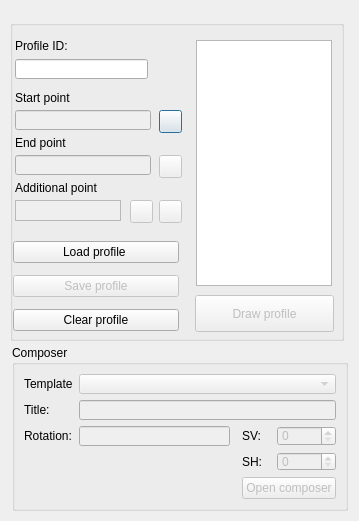
Before: the Qt Designer form ui/draw_profile.ui in Giswater/giswater_qgis_plugin, drawn with Qt 5.
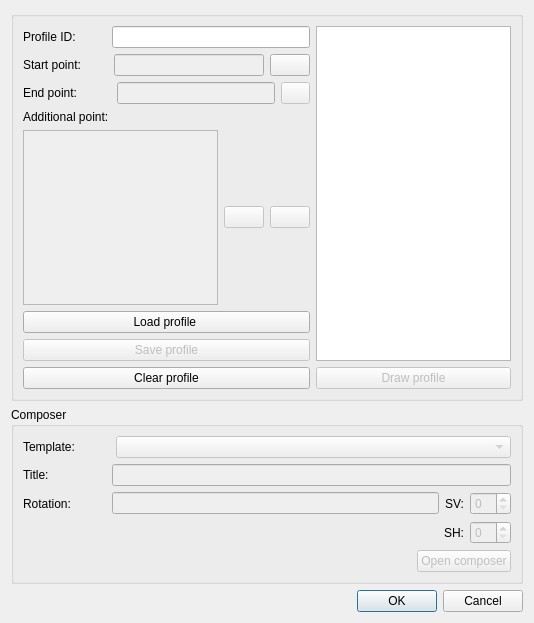
After: the same form once the commit is applied. Icons and pictures are not drawn.

```diff
--- a/ui/draw_profile.ui
+++ b/ui/draw_profile.ui
@@ -6,8 +6,8 @@
    <rect>
     <x>0</x>
     <y>0</y>
-    <width>359</width>
-    <height>521</height>
+    <width>534</width>
+    <height>623</height>
    </rect>
   </property>
   <property name="windowTitle">
@@ -16,65 +16,116 @@
   <property name="modal">
    <bool>false</bool>
   </property>
+  <layout class="QGridLayout" name="gridLayout_2">
+   <item row="2" column="0">
+    <layout class="QHBoxLayout" name="horizontalLayout_11">
+     <item>
+      <spacer name="horizontalSpacer_17">
+       <property name="orientation">
+        <enum>Qt::Horizontal</enum>
+       </property>
+       <property name="sizeHint" stdset="0">
+        <size>
+         <width>40</width>
+         <height>20</height>
+        </size>
+       </property>
+      </spacer>
+     </item>
+     <item>
+      <widget class="QPushButton" name="btn_accept">
+       <property name="text">
+        <string>OK</string>
+       </property>
+      </widget>
+     </item>
+     <item>
+      <widget class="QPushButton" name="btn_cancel">
+       <property name="text">
+        <string>Cancel</string>
+       </property>
+      </widget>
+     </item>
+    </layout>
+   </item>
+   <item row="0" column="0">
   <widget class="QGroupBox" name="groupBox">
-   <property name="geometry">
-    <rect>
-     <x>10</x>
-     <y>20</y>
-     <width>334</width>
-     <height>321</height>
-    </rect>
-   </property>
    <property name="title">
     <string/>
    </property>
+     <layout class="QGridLayout" name="gridLayout_3">
+      <item row="0" column="1">
+       <layout class="QVBoxLayout" name="verticalLayout_6">
+        <item>
+         <layout class="QVBoxLayout" name="verticalLayout">
+          <item>
+           <layout class="QVBoxLayout" name="verticalLayout_3">
+            <item>
+             <layout class="QHBoxLayout" name="horizontalLayout_6">
+              <item>
+               <widget class="QLabel" name="label_3">
+                <property name="text">
+                 <string>Profile ID:</string>
+                </property>
+               </widget>
+              </item>
+              <item>
+               <spacer name="horizontalSpacer">
+                <property name="orientation">
+                 <enum>Qt::Horizontal</enum>
+                </property>
+                <property name="sizeType">
+                 <enum>QSizePolicy::Fixed</enum>
+                </property>
+                <property name="sizeHint" stdset="0">
+                 <size>
+                  <width>30</width>
+                  <height>20</height>
+                 </size>
+                </property>
+               </spacer>
+              </item>
+              <item>
+               <widget class="QLineEdit" name="profile_id"/>
+              </item>
+             </layout>
+            </item>
+            <item>
+             <layout class="QHBoxLayout" name="horizontalLayout_7">
+              <item>
    <widget class="QLabel" name="label">
-    <property name="geometry">
-     <rect>
-      <x>5</x>
-      <y>70</y>
-      <width>111</width>
-      <height>16</height>
-     </rect>
-    </property>
     <property name="text">
-     <string>Start point</string>
-    </property>
-   </widget>
-   <widget class="QLabel" name="label_2">
-    <property name="geometry">
-     <rect>
-      <x>5</x>
-      <y>115</y>
-      <width>91</width>
-      <height>16</height>
-     </rect>
-    </property>
-    <property name="text">
-     <string>End point</string>
-    </property>
-   </widget>
-   <widget class="QLineEdit" name="end_point">
+                 <string>Start point:</string>
+                </property>
+               </widget>
+              </item>
+              <item>
+               <spacer name="horizontalSpacer_2">
+                <property name="orientation">
+                 <enum>Qt::Horizontal</enum>
+                </property>
+                <property name="sizeType">
+                 <enum>QSizePolicy::Fixed</enum>
+                </property>
+                <property name="sizeHint" stdset="0">
+                 <size>
+                  <width>27</width>
+                  <height>20</height>
+                 </size>
+                </property>
+               </spacer>
+              </item>
+              <item>
+               <widget class="QLineEdit" name="start_point">
     <property name="enabled">
      <bool>false</bool>
     </property>
-    <property name="geometry">
-     <rect>
-      <x>5</x>
-      <y>135</y>
-      <width>136</width>
-      <height>20</height>
-     </rect>
-    </property>
-   </widget>
+               </widget>
+              </item>
+              <item>
    <widget class="QPushButton" name="btn_add_start_point">
-    <property name="geometry">
-     <rect>
-      <x>149</x>
-      <y>90</y>
-      <width>23</width>
-      <height>23</height>
-     </rect>
+                <property name="enabled">
+                 <bool>true</bool>
     </property>
     <property name="text">
      <string/>
@@ -90,17 +141,51 @@
      </size>
     </property>
    </widget>
+              </item>
+             </layout>
+            </item>
+            <item>
+             <layout class="QHBoxLayout" name="horizontalLayout_9">
+              <item>
+               <widget class="QLabel" name="label_2">
+                <property name="text">
+                 <string>End point:</string>
+                </property>
+               </widget>
+              </item>
+              <item>
+               <spacer name="horizontalSpacer_3">
+                <property name="orientation">
+                 <enum>Qt::Horizontal</enum>
+                </property>
+                <property name="sizeType">
+                 <enum>QSizePolicy::Fixed</enum>
+                </property>
+                <property name="sizeHint" stdset="0">
+                 <size>
+                  <width>34</width>
+                  <height>20</height>
+                 </size>
+                </property>
+               </spacer>
+              </item>
+              <item>
+               <widget class="QLineEdit" name="end_point">
+                <property name="enabled">
+                 <bool>false</bool>
+                </property>
+               </widget>
+              </item>
+              <item>
    <widget class="QPushButton" name="btn_add_end_point">
     <property name="enabled">
      <bool>false</bool>
     </property>
-    <property name="geometry">
-     <rect>
-      <x>149</x>
-      <y>135</y>
-      <width>23</width>
-      <height>23</height>
-     </rect>
+                <property name="maximumSize">
+                 <size>
+                  <width>29</width>
+                  <height>28</height>
+                 </size>
     </property>
     <property name="text">
      <string/>
@@ -110,67 +195,44 @@
       <normaloff>../icons/111.png</normaloff>../icons/111.png</iconset>
     </property>
    </widget>
-   <widget class="QLineEdit" name="start_point">
-    <property name="enabled">
-     <bool>false</bool>
-    </property>
-    <property name="geometry">
-     <rect>
-      <x>5</x>
-      <y>90</y>
-      <width>136</width>
-      <height>20</height>
-     </rect>
-    </property>
-   </widget>
-   <widget class="QLabel" name="label_3">
-    <property name="geometry">
-     <rect>
-      <x>5</x>
-      <y>18</y>
-      <width>121</width>
-      <height>16</height>
-     </rect>
-    </property>
+              </item>
+             </layout>
+            </item>
+            <item>
+             <widget class="QLabel" name="label_6">
     <property name="text">
-     <string>Profile ID:</string>
-    </property>
-   </widget>
-   <widget class="QLineEdit" name="profile_id">
-    <property name="geometry">
-     <rect>
-      <x>5</x>
-      <y>39</y>
-      <width>133</width>
-      <height>20</height>
-     </rect>
-    </property>
-   </widget>
+               <string>Additional point:</string>
+              </property>
+             </widget>
+            </item>
+            <item>
+             <layout class="QHBoxLayout" name="horizontalLayout_8">
+              <item>
    <widget class="QListWidget" name="list_additional_points">
     <property name="enabled">
      <bool>false</bool>
     </property>
-    <property name="geometry">
-     <rect>
-      <x>5</x>
-      <y>180</y>
-      <width>106</width>
-      <height>21</height>
-     </rect>
-    </property>
-   </widget>
+               </widget>
+              </item>
+              <item>
+               <widget class="QPushButton" name="btn_add_additional_point">
+                <property name="enabled">
+                 <bool>false</bool>
+                </property>
+                <property name="text">
+                 <string/>
+                </property>
+                <property name="icon">
+                 <iconset>
+                  <normaloff>../icons/111.png</normaloff>../icons/111.png</iconset>
+                </property>
+               </widget>
+              </item>
+              <item>
    <widget class="QPushButton" name="btn_delete_additional_point">
     <property name="enabled">
      <bool>false</bool>
     </property>
-    <property name="geometry">
-     <rect>
-      <x>149</x>
-      <y>180</y>
-      <width>23</width>
-      <height>23</height>
-     </rect>
-    </property>
     <property name="text">
      <string/>
     </property>
@@ -179,42 +241,14 @@
       <normaloff>../icons/112.png</normaloff>../icons/112.png</iconset>
     </property>
    </widget>
-   <widget class="QPushButton" name="btn_draw">
-    <property name="enabled">
-     <bool>false</bool>
-    </property>
-    <property name="geometry">
-     <rect>
-      <x>185</x>
-      <y>275</y>
-      <width>139</width>
-      <height>37</height>
-     </rect>
-    </property>
-    <property name="text">
-     <string>Draw profile</string>
-    </property>
-   </widget>
-   <widget class="QListWidget" name="tbl_list_arc">
-    <property name="geometry">
-     <rect>
-      <x>186</x>
-      <y>20</y>
-      <width>136</width>
-      <height>246</height>
-     </rect>
-    </property>
-   </widget>
-   <widget class="QWidget" name="verticalLayoutWidget">
-    <property name="geometry">
-     <rect>
-      <x>3</x>
-      <y>215</y>
-      <width>166</width>
-      <height>103</height>
-     </rect>
-    </property>
-    <layout class="QVBoxLayout" name="verticalLayout">
+              </item>
+             </layout>
+            </item>
+            <item>
+             <layout class="QVBoxLayout" name="verticalLayout_5"/>
+            </item>
+           </layout>
+          </item>
      <item>
       <widget class="QPushButton" name="btn_load_profile">
        <property name="text">
@@ -240,95 +274,189 @@
       </widget>
      </item>
     </layout>
-   </widget>
-  </widget>
+        </item>
+       </layout>
+      </item>
+      <item row="0" column="2">
+       <layout class="QVBoxLayout" name="verticalLayout_7">
+        <item>
+         <layout class="QVBoxLayout" name="verticalLayout_4">
+          <item>
+           <widget class="QListWidget" name="tbl_list_arc"/>
+          </item>
+          <item>
+           <widget class="QPushButton" name="btn_draw">
+            <property name="enabled">
+             <bool>false</bool>
+            </property>
+            <property name="text">
+             <string>Draw profile</string>
+            </property>
+           </widget>
+          </item>
+         </layout>
+        </item>
+       </layout>
+      </item>
+     </layout>
+    </widget>
+   </item>
+   <item row="1" column="0">
   <widget class="QGroupBox" name="groupBox_3">
-   <property name="geometry">
-    <rect>
-     <x>12</x>
-     <y>345</y>
-     <width>336</width>
-     <height>166</height>
-    </rect>
-   </property>
    <property name="title">
     <string>Composer</string>
    </property>
    <layout class="QGridLayout" name="gridLayout">
-    <item row="3" column="4" colspan="2">
-     <widget class="QSpinBox" name="scale_horizontal">
-      <property name="enabled">
-       <bool>false</bool>
-      </property>
-     </widget>
-    </item>
-    <item row="2" column="4" colspan="2">
-     <widget class="QSpinBox" name="scale_vertical">
-      <property name="enabled">
-       <bool>false</bool>
-      </property>
-     </widget>
-    </item>
-    <item row="3" column="3">
-     <widget class="QLabel" name="label_9">
-      <property name="enabled">
-       <bool>true</bool>
-      </property>
+      <item row="0" column="0">
+       <layout class="QHBoxLayout" name="horizontalLayout">
+        <item>
+         <widget class="QLabel" name="label_5">
+          <property name="minimumSize">
+           <size>
+            <width>0</width>
+            <height>0</height>
+           </size>
+          </property>
+          <property name="maximumSize">
+           <size>
+            <width>70</width>
+            <height>16777215</height>
+           </size>
+          </property>
       <property name="text">
-       <string>SH:</string>
+           <string>Template:</string>
       </property>
      </widget>
     </item>
-    <item row="2" column="3">
-     <widget class="QLabel" name="label_8">
-      <property name="text">
-       <string>SV:</string>
-      </property>
-     </widget>
-    </item>
-    <item row="1" column="1" colspan="5">
-     <widget class="QLineEdit" name="title">
-      <property name="enabled">
-       <bool>false</bool>
-      </property>
-     </widget>
-    </item>
-    <item row="0" column="1" colspan="5">
+        <item>
+         <spacer name="horizontalSpacer_4">
+          <property name="orientation">
+           <enum>Qt::Horizontal</enum>
+          </property>
+          <property name="sizeType">
+           <enum>QSizePolicy::Fixed</enum>
+          </property>
+          <property name="sizeHint" stdset="0">
+           <size>
+            <width>17</width>
+            <height>20</height>
+           </size>
+          </property>
+         </spacer>
+        </item>
+        <item>
      <widget class="QComboBox" name="cbx_template">
       <property name="enabled">
        <bool>false</bool>
       </property>
      </widget>
     </item>
-    <item row="1" column="0">
-     <widget class="QLabel" name="label_4">
-      <property name="text">
-       <string>Title:</string>
-      </property>
-     </widget>
+       </layout>
     </item>
     <item row="2" column="0">
+       <layout class="QHBoxLayout" name="horizontalLayout_3">
+        <item>
      <widget class="QLabel" name="label_7">
       <property name="text">
        <string>Rotation:</string>
       </property>
      </widget>
     </item>
-    <item row="0" column="0">
-     <widget class="QLabel" name="label_5">
-      <property name="text">
-       <string>Template</string>
-      </property>
-     </widget>
-    </item>
-    <item row="2" column="1">
+        <item>
+         <spacer name="horizontalSpacer_6">
+          <property name="orientation">
+           <enum>Qt::Horizontal</enum>
+          </property>
+          <property name="sizeType">
+           <enum>QSizePolicy::Fixed</enum>
+          </property>
+          <property name="sizeHint" stdset="0">
+           <size>
+            <width>35</width>
+            <height>20</height>
+           </size>
+          </property>
+         </spacer>
+        </item>
+        <item>
      <widget class="QLineEdit" name="rotation">
       <property name="enabled">
        <bool>false</bool>
       </property>
      </widget>
     </item>
-    <item row="4" column="3" rowspan="2" colspan="3">
+        <item>
+         <widget class="QLabel" name="label_8">
+          <property name="text">
+           <string>SV:</string>
+          </property>
+         </widget>
+        </item>
+        <item>
+         <widget class="QSpinBox" name="scale_vertical">
+          <property name="enabled">
+           <bool>false</bool>
+          </property>
+         </widget>
+        </item>
+       </layout>
+      </item>
+      <item row="3" column="0">
+       <layout class="QHBoxLayout" name="horizontalLayout_4">
+        <item>
+         <spacer name="horizontalSpacer_7">
+          <property name="orientation">
+           <enum>Qt::Horizontal</enum>
+          </property>
+          <property name="sizeType">
+           <enum>QSizePolicy::MinimumExpanding</enum>
+          </property>
+          <property name="sizeHint" stdset="0">
+           <size>
+            <width>351</width>
+            <height>20</height>
+           </size>
+          </property>
+         </spacer>
+        </item>
+        <item>
+         <widget class="QLabel" name="label_9">
+          <property name="enabled">
+           <bool>true</bool>
+          </property>
+          <property name="text">
+           <string>SH:</string>
+          </property>
+         </widget>
+        </item>
+        <item>
+         <widget class="QSpinBox" name="scale_horizontal">
+          <property name="enabled">
+           <bool>false</bool>
+          </property>
+         </widget>
+        </item>
+       </layout>
+      </item>
+      <item row="5" column="0">
+       <layout class="QHBoxLayout" name="horizontalLayout_5">
+        <item>
+         <spacer name="horizontalSpacer_8">
+          <property name="orientation">
+           <enum>Qt::Horizontal</enum>
+          </property>
+          <property name="sizeType">
+           <enum>QSizePolicy::MinimumExpanding</enum>
+          </property>
+          <property name="sizeHint" stdset="0">
+           <size>
+            <width>380</width>
+            <height>20</height>
+           </size>
+          </property>
+         </spacer>
+        </item>
+        <item>
      <widget class="QPushButton" name="btn_export_pdf">
       <property name="enabled">
        <bool>false</bool>
@@ -339,40 +467,45 @@
      </widget>
     </item>
    </layout>
-  </widget>
-  <widget class="QPushButton" name="btn_add_additional_point">
+      </item>
+      <item row="1" column="0">
+       <layout class="QHBoxLayout" name="horizontalLayout_2">
+        <item>
+         <widget class="QLabel" name="label_4">
+          <property name="text">
+           <string>Title:</string>
+          </property>
+         </widget>
+        </item>
+        <item>
+         <spacer name="horizontalSpacer_5">
+          <property name="orientation">
+           <enum>Qt::Horizontal</enum>
+          </property>
+          <property name="sizeType">
+           <enum>QSizePolicy::Fixed</enum>
+          </property>
+          <property name="sizeHint" stdset="0">
+           <size>
+            <width>57</width>
+            <height>20</height>
+           </size>
+          </property>
+         </spacer>
+        </item>
+        <item>
+         <widget class="QLineEdit" name="title">
    <property name="enabled">
     <bool>false</bool>
    </property>
-   <property name="geometry">
-    <rect>
-     <x>130</x>
-     <y>200</y>
-     <width>23</width>
-     <height>23</height>
-    </rect>
-   </property>
-   <property name="text">
-    <string/>
-   </property>
-   <property name="icon">
-    <iconset>
-     <normaloff>../icons/111.png</normaloff>../icons/111.png</iconset>
-   </property>
-  </widget>
-  <widget class="QLabel" name="label_6">
-   <property name="geometry">
-    <rect>
-     <x>15</x>
-     <y>180</y>
-     <width>91</width>
-     <height>16</height>
-    </rect>
-   </property>
-   <property name="text">
-    <string>Additional point</string>
-   </property>
-  </widget>
+         </widget>
+        </item>
+       </layout>
+      </item>
+     </layout>
+    </widget>
+   </item>
+  </layout>
  </widget>
  <tabstops>
   <tabstop>profile_id</tabstop>
```
Left out of the diff: 13 changed lines with no effect on the pictures. Lines whose indentation alone changed are shown as unchanged.
